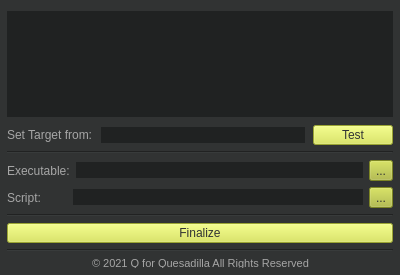
This is interface/main.ui in qforquesadilla/wrap as Qt 5 draws it before an edit. The edited form follows.
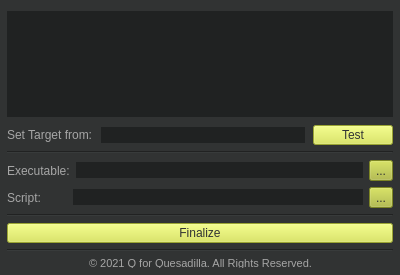
This is the edited form.

Commit message: Rename variables

The edit to the form file:
```diff
--- a/interface/main.ui
+++ b/interface/main.ui
@@ -357,7 +357,7 @@
         <string notr="true">color: #a6a6a6;</string>
        </property>
        <property name="text">
-        <string>© 2021 Q for Quesadilla All Rights Reserved</string>
+        <string>© 2021 Q for Quesadilla. All Rights Reserved.</string>
        </property>
       </widget>
      </item>
```
The commit also changes 2 other files.
